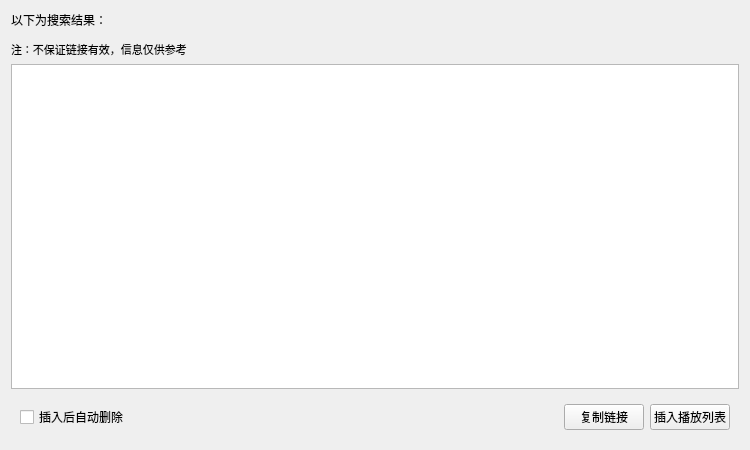
Above: src/searchresultwidget.ui from Remaker01/TinyPlayer before the change. Below: the same form after it.
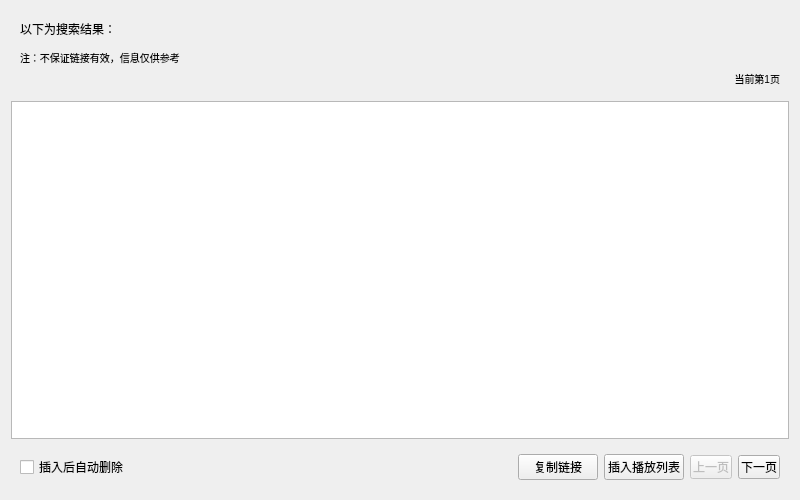
That is the form after the change.

Commit message: 网络音乐支持按页搜索

What changed in the file:
```diff
--- a/src/searchresultwidget.ui
+++ b/src/searchresultwidget.ui
@@ -6,28 +6,21 @@
    <rect>
     <x>0</x>
     <y>0</y>
-    <width>750</width>
-    <height>450</height>
+    <width>800</width>
+    <height>500</height>
    </rect>
   </property>
   <property name="minimumSize">
    <size>
-    <width>750</width>
-    <height>450</height>
+    <width>800</width>
+    <height>500</height>
    </size>
   </property>
   <property name="windowTitle">
    <string>搜索结果</string>
   </property>
   <layout class="QGridLayout" name="gridLayout">
-   <item row="0" column="0">
-    <widget class="QLabel" name="label">
-     <property name="text">
-      <string>&lt;p&gt;以下为搜索结果：&lt;/p&gt;&lt;p&gt;&lt;span style=&quot; font-size:8pt;&quot;&gt;注：不保证链接有效，信息仅供参考&lt;/span&gt;&lt;/p&gt;</string>
-     </property>
-    </widget>
-   </item>
-   <item row="1" column="0">
+   <item row="3" column="0">
     <widget class="QTableWidget" name="tableWidget">
      <property name="editTriggers">
       <set>QAbstractItemView::NoEditTriggers</set>
@@ -43,7 +36,42 @@
      </attribute>
     </widget>
    </item>
-   <item row="2" column="0">
+   <item row="0" column="0">
+    <widget class="QWidget" name="topWidget" native="true">
+     <property name="styleSheet">
+      <string notr="true">QWidget{margin:0;padding:0;}</string>
+     </property>
+     <layout class="QGridLayout" name="gridLayout_2">
+      <item row="0" column="1">
+       <widget class="QLabel" name="gifLabel"/>
+      </item>
+      <item row="0" column="0">
+       <widget class="QLabel" name="label">
+        <property name="sizePolicy">
+         <sizepolicy hsizetype="Preferred" vsizetype="Fixed">
+          <horstretch>0</horstretch>
+          <verstretch>0</verstretch>
+         </sizepolicy>
+        </property>
+        <property name="text">
+         <string>&lt;p&gt;以下为搜索结果：&lt;/p&gt;&lt;span style=&quot; font-size:small;&quot;&gt;注：不保证链接有效，信息仅供参考&lt;/span&gt;</string>
+        </property>
+       </widget>
+      </item>
+      <item row="1" column="1">
+       <widget class="QLabel" name="pageLabel">
+        <property name="text">
+         <string>&lt;span style=&quot;font-size:small&quot;&gt;当前第1页&lt;/span&gt;</string>
+        </property>
+        <property name="alignment">
+         <set>Qt::AlignRight|Qt::AlignTrailing|Qt::AlignVCenter</set>
+        </property>
+       </widget>
+      </item>
+     </layout>
+    </widget>
+   </item>
+   <item row="4" column="0">
     <widget class="QWidget" name="widget" native="true">
      <layout class="QHBoxLayout" name="horizontalLayout">
       <item>
@@ -80,6 +108,29 @@
         </property>
        </widget>
       </item>
+      <item>
+       <widget class="QPushButton" name="prevButton">
+        <property name="enabled">
+         <bool>false</bool>
+        </property>
+        <property name="styleSheet">
+         <string notr="true">QPushButton{padding:2px;}</string>
+        </property>
+        <property name="text">
+         <string>上一页</string>
+        </property>
+       </widget>
+      </item>
+      <item>
+       <widget class="QPushButton" name="nextButton">
+        <property name="styleSheet">
+         <string notr="true">QPushButton{padding:2px;}</string>
+        </property>
+        <property name="text">
+         <string>下一页</string>
+        </property>
+       </widget>
+      </item>
      </layout>
     </widget>
    </item>
```
The commit also changes 9 other files.
